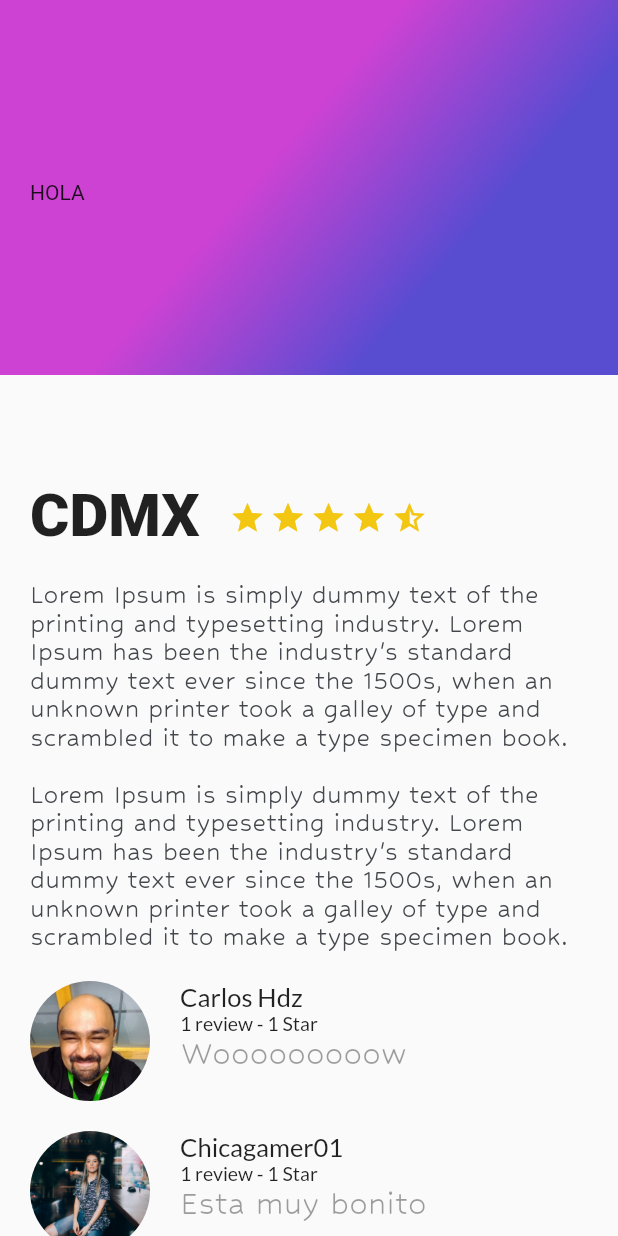
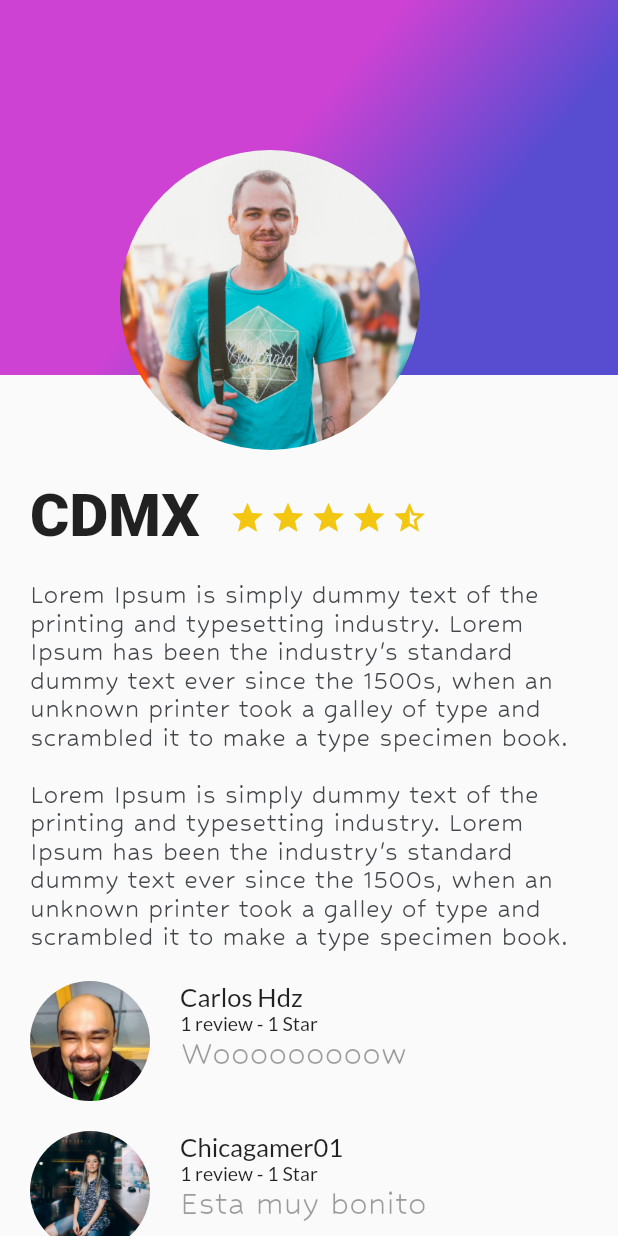
Before and after one commit to khemtz/PAM_uao_2022, a Flutter app: the screen it shows after launch, on a phone screen of 412 x 824 dp. Run offline on Flutter 3.47's test engine with Material 2 defaults, Android fonts, the phone set to English and light mode, and no system bars.

Commit message:
Agregue una foto

```diff
--- a/lib/main.dart
+++ b/lib/main.dart
@@ -12,6 +12,23 @@ class MyApp extends StatelessWidget {
   String descriptionDummy = "Lorem Ipsum is simply dummy text of the printing and typesetting industry. Lorem Ipsum has been the industry's standard dummy text ever since the 1500s, when an unknown printer took a galley of type and scrambled it to make a type specimen book. \n\nLorem Ipsum is simply dummy text of the printing and typesetting industry. Lorem Ipsum has been the industry's standard dummy text ever since the 1500s, when an unknown printer took a galley of type and scrambled it to make a type specimen book.";
   @override
   Widget build(BuildContext context) {
+    final foto = Container(
+      margin: EdgeInsets.only(
+          top: 100.0,
+          left: 80.0
+      ),
+      width: 200.0,
+      height: 200.0,
+      decoration: BoxDecoration(
+          shape: BoxShape.circle,
+          image: DecorationImage(
+            fit: BoxFit.cover,
+            image: AssetImage("assets/img/people.jpg"),
+          )
+      ),
+
+    );
+
     return MaterialApp(
         title: 'Flutter Demo',
         theme: ThemeData(
@@ -31,16 +48,7 @@ class MyApp extends StatelessWidget {
                 ]
               ),
               GradientBackground(),
-              Container(
-                  margin: EdgeInsets.only(
-                      top: 120.0,
-                      left: 20.0,
-                      right: 20.0
-                  ),
-                child: Text(
-                  "HOLA",
-                )
-              ),
+              foto,
             ],
           )
 
```
